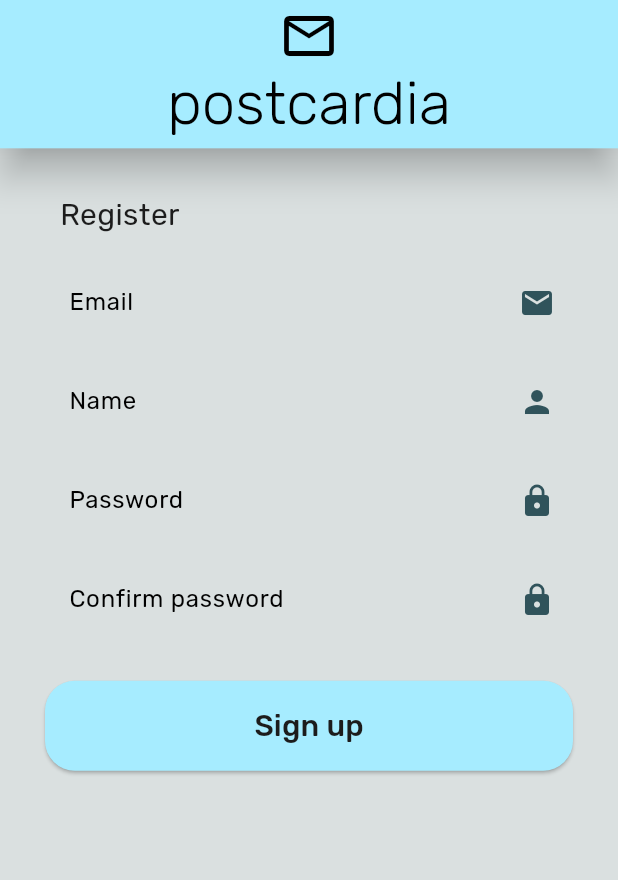
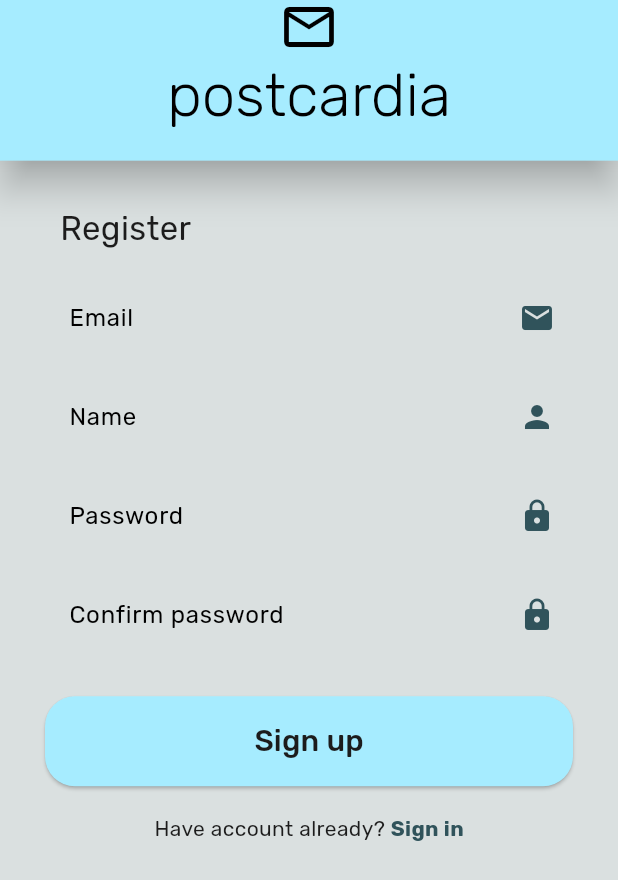
Before and after one commit to izp-ms/mobile, a Flutter app: the screen it shows after launch, after a tap on "Sign up", on a phone screen of 412 x 824 dp. Shown: the top 880 px of the screen. Run offline on Flutter 3.47's test engine with Material 2 defaults, Android fonts, the light colour scheme and no system bars; our stand-ins replace google_fonts.

Commit message:
Add text to switch to login page

```diff
--- a/lib/custom_widgets/login_and_registration_app_bar.dart
+++ b/lib/custom_widgets/login_and_registration_app_bar.dart
@@ -10,7 +10,9 @@ PreferredSizeWidget loginAndRegistrationAppBar(context) {
       elevation: 10.0,
       centerTitle: true,
       toolbarHeight: appBarHeight(context),
-      title: Column(
+      title: Container(
+        padding: const EdgeInsets.only(bottom: 20),
+        child: Column(
           mainAxisAlignment: MainAxisAlignment.start,
           children: [
             Icon(
@@ -29,9 +31,10 @@ PreferredSizeWidget loginAndRegistrationAppBar(context) {
           ],
         ),
       ),
+    ),
   );
 }
 
 double appBarHeight(BuildContext context) {
-  return MediaQuery.of(context).size.height * 0.12;
+  return MediaQuery.of(context).size.height * 0.13;
 }
--- /dev/null
+++ b/lib/custom_widgets/submit_button.dart
@@ -0,0 +1,37 @@
+import 'package:flutter/material.dart';
+import 'package:google_fonts/google_fonts.dart';
+
+class SubmitButton extends StatelessWidget {
+  const SubmitButton({
+    super.key,
+    required this.buttonText,
+    required this.onButtonPressed,
+  });
+
+  final String buttonText;
+  final VoidCallback onButtonPressed;
+
+  @override
+  Widget build(BuildContext context) {
+    return ElevatedButton(
+      onPressed: () {
+        onButtonPressed();
+      },
+      style: ElevatedButton.styleFrom(
+        shape: const RoundedRectangleBorder(
+          borderRadius: BorderRadius.all(
+            Radius.circular(20),
+          ),
+        ),
+        backgroundColor: Theme.of(context).colorScheme.secondaryContainer,
+      ),
+      child: Text(
+        "Sign up",
+        style: GoogleFonts.rubik(
+          color: Theme.of(context).colorScheme.onSecondaryContainer,
+          fontSize: 20,
+        ),
+      ),
+    );
+  }
+}
--- a/lib/pages/register_page/registration_page_widgets/registration_form.dart
+++ b/lib/pages/register_page/registration_page_widgets/registration_form.dart
@@ -1,6 +1,7 @@
 import 'package:flutter/material.dart';
 import 'package:google_fonts/google_fonts.dart';
 import 'package:mobile/custom_widgets/form_text_field.dart';
+import 'package:mobile/custom_widgets/submit_button.dart';
 
 class RegistrationForm extends StatelessWidget {
   const RegistrationForm({
@@ -18,7 +19,7 @@ class RegistrationForm extends StatelessWidget {
             padding: const EdgeInsets.only(left: 10),
             child: Text(
               "Register",
-              style: GoogleFonts.rubik(fontSize: 20),
+              style: GoogleFonts.rubik(fontSize: 22),
             ),
           ),
           Container(
@@ -50,28 +51,36 @@ class RegistrationForm extends StatelessWidget {
           SizedBox(
             width: double.infinity,
             height: 60,
-            child: ElevatedButton(
-              onPressed: () {},
-              style: ElevatedButton.styleFrom(
-                  shape: const RoundedRectangleBorder(
-                    borderRadius: BorderRadius.all(
-                      Radius.circular(20),
-                    ),
-                  ),
-                  backgroundColor:
-                      Theme.of(context).colorScheme.secondaryContainer),
-              child: Text(
-                "Sign up",
+            child: SubmitButton(
+              buttonText: "Sign up",
+              onButtonPressed: signUpActionButton,
+            ),
+          ),
+          const SpaceBetweenTextFields(),
+          Row(
+            mainAxisAlignment: MainAxisAlignment.center,
+            children: [
+              Text(
+                "Have account already? ",
+                style: GoogleFonts.rubik(fontSize: 14),
+              ),
+              Text(
+                "Sign in",
                 style: GoogleFonts.rubik(
-                  color: Theme.of(context).colorScheme.onSecondaryContainer,
-                  fontSize: 20,
+                  fontWeight: FontWeight.bold,
+                  color: Theme.of(context).colorScheme.secondary,
+                  fontSize: 14,
                 ),
               ),
-            ),
-          ),
+            ],
+          )
         ],
       ),
     );
+  }
+
+  signUpActionButton() {
+    //TODO registration button action
   }
 }
 
```
Lines whose indentation alone changed are shown as unchanged.
